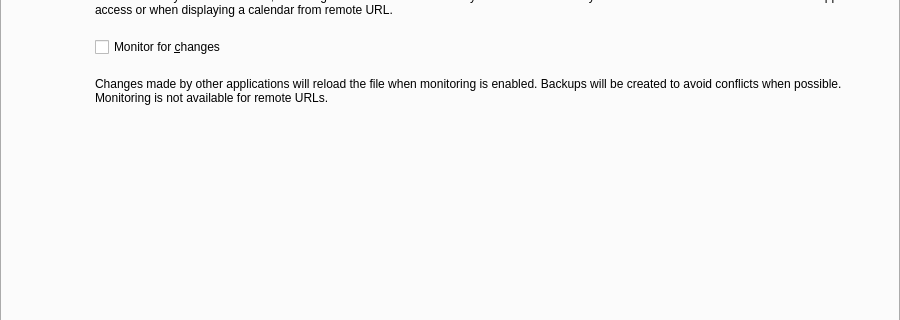
First picture: the form in resources/shared/singlefileresource/singlefileresourceconfigwidget_desktop.ui, repository KDE/kdepim-runtime, before the edit; both pictures show x 0 to 900 and y 182 to 502 of the 900 by 700 pixel window.
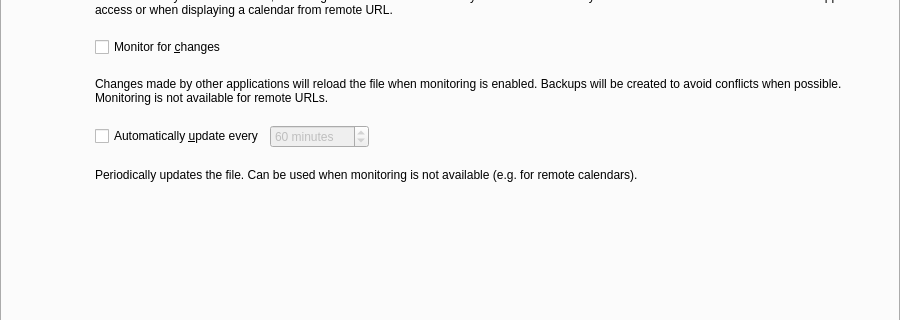
Second picture: the form after the edit. Custom widgets are drawn as their Qt base class.

Commit message: SingleFileResource: add option to periodically update file

The edit to the form file:
```diff
--- a/resources/shared/singlefileresource/singlefileresourceconfigwidget_desktop.ui
+++ b/resources/shared/singlefileresource/singlefileresourceconfigwidget_desktop.ui
@@ -141,6 +141,65 @@
            </property>
           </widget>
          </item>
+         <item row="7" column="1">
+          <layout class="QHBoxLayout" name="horizontalLayout">
+           <item>
+            <widget class="QCheckBox" name="kcfg_PeriodicUpdate">
+             <property name="text">
+              <string>Automatically &amp;update every</string>
+             </property>
+            </widget>
+           </item>
+           <item>
+            <widget class="QSpinBox" name="kcfg_UpdatePeriod">
+             <property name="enabled">
+              <bool>false</bool>
+             </property>
+             <property name="suffix">
+              <string> minutes</string>
+             </property>
+             <property name="maximum">
+              <number>1440</number>
+             </property>
+             <property name="value">
+              <number>60</number>
+             </property>
+            </widget>
+           </item>
+           <item>
+            <spacer name="horizontalSpacer">
+             <property name="orientation">
+              <enum>Qt::Horizontal</enum>
+             </property>
+             <property name="sizeHint" stdset="0">
+              <size>
+               <width>40</width>
+               <height>20</height>
+              </size>
+             </property>
+            </spacer>
+           </item>
+          </layout>
+         </item>
+         <item row="8" column="1">
+          <widget class="QLabel" name="periodicUpdateLabel">
+           <property name="sizePolicy">
+            <sizepolicy hsizetype="Expanding" vsizetype="Preferred">
+             <horstretch>0</horstretch>
+             <verstretch>0</verstretch>
+            </sizepolicy>
+           </property>
+           <property name="text">
+            <string>Periodically updates the file. Can be used when monitoring is not available (e.g. for remote calendars).</string>
+           </property>
+           <property name="wordWrap">
+            <bool>true</bool>
+           </property>
+           <property name="buddy">
+            <cstring>kcfg_PeriodicUpdate</cstring>
+           </property>
+          </widget>
+         </item>
         </layout>
        </item>
        <item>
```
Left out of the diff: 20 changed lines with no effect on the pictures. The commit also changes 5 other files.
